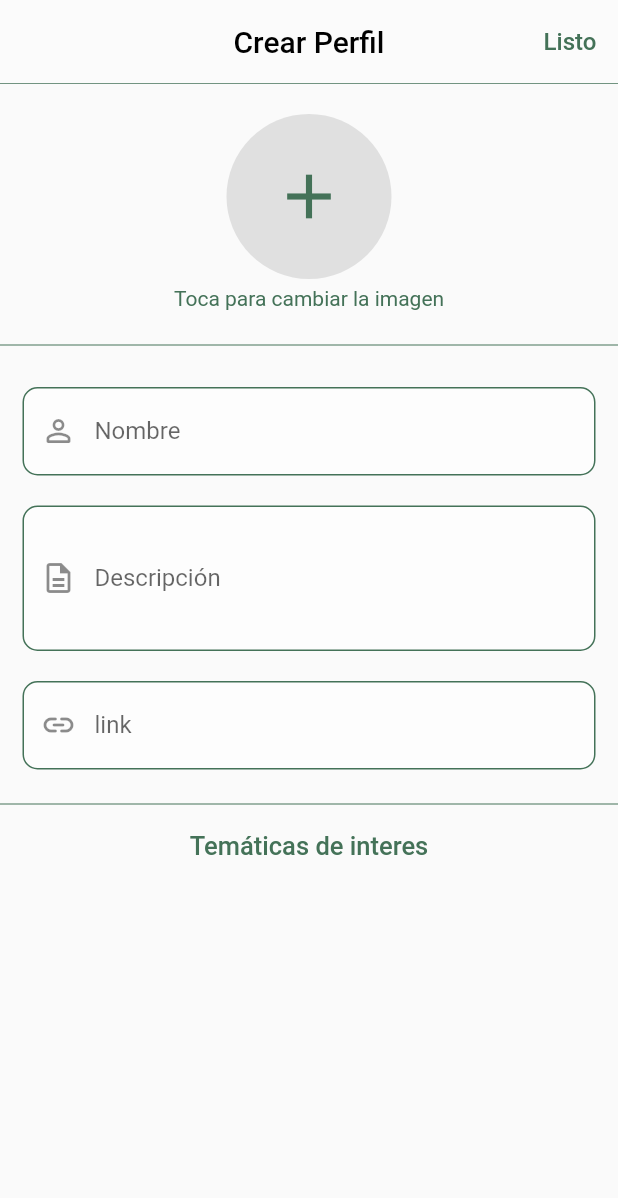
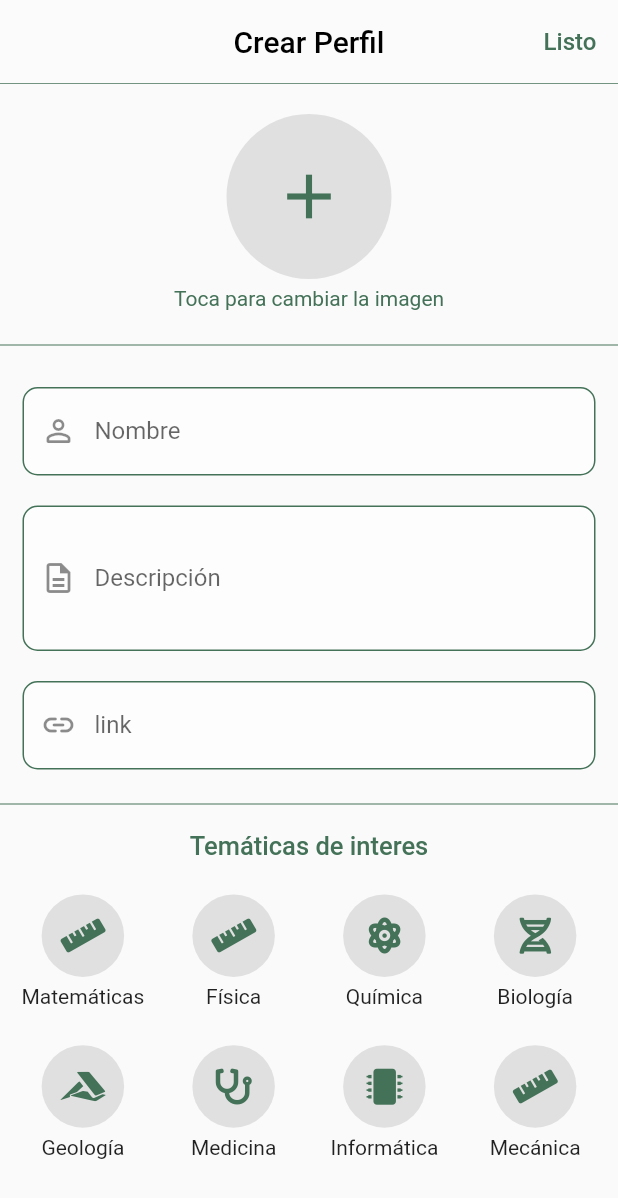
Before and after one commit to UNIZAR-30226-2022-09/front-end-movil, a Flutter app: the screen it shows after launch, on a phone screen of 412 x 824 dp. Shown: the top 1198 px of the screen. Run offline on Flutter 3.47's test engine with Material 2 defaults, Android fonts, the phone set to English and light mode, and no system bars; our stand-ins replace font_awesome_flutter.

```diff
--- a/alejandria/lib/models/tematica_model.dart
+++ b/alejandria/lib/models/tematica_model.dart
@@ -4,8 +4,9 @@ import 'package:font_awesome_flutter/font_awesome_flutter.dart';
 class Tematica {
   final IconData icon;
   final String name;
+  bool isSelected;
 
-  Tematica(this.icon, this.name);
+  Tematica(this.icon, this.name, {this.isSelected = false});
 
   static List<Tematica> tematicas = [
     Tematica(FontAwesomeIcons.ruler, 'Matemáticas'),
--- a/alejandria/lib/screens/edit_profile_screen.dart
+++ b/alejandria/lib/screens/edit_profile_screen.dart
@@ -38,6 +38,16 @@ class EditProfileScreen extends StatelessWidget {
                 Divider(color: AppTheme.primary),
                 SizedBox(
                   height: 10,
+                ),
+                Text(
+                  'Temáticas de interes',
+                  style: TextStyle(
+                      color: AppTheme.primary,
+                      fontSize: 17,
+                      fontWeight: FontWeight.w500),
+                ),
+                SizedBox(
+                  height: 15,
                 ),
                 _Tematicas(),
               ],
@@ -118,23 +128,36 @@ class _ProfileFormState extends State<_ProfileForm> {
   }
 }
 
-class _Tematicas extends StatelessWidget {
+class _Tematicas extends StatefulWidget {
   const _Tematicas({
     Key? key,
   }) : super(key: key);
 
   @override
+  State<_Tematicas> createState() => _TematicasState();
+}
+
+class _TematicasState extends State<_Tematicas> {
+  @override
   Widget build(BuildContext context) {
-    return Column(
-      children: [
-        Text(
-          'Temáticas de interes',
-          style: TextStyle(
-              color: AppTheme.primary,
-              fontSize: 17,
-              fontWeight: FontWeight.w500),
-        ),
-      ],
+    return Container(
+      padding: EdgeInsets.symmetric(horizontal: 10),
+      width: double.infinity,
+      height: 200,
+      child: GridView.builder(
+          shrinkWrap: true,
+          gridDelegate: SliverGridDelegateWithMaxCrossAxisExtent(
+            maxCrossAxisExtent: 100.0,
+            mainAxisSpacing: 10.0,
+            crossAxisSpacing: 10.0,
+          ),
+          itemCount: 10,
+          itemBuilder: (BuildContext context, int index) {
+            return tematicaWidget(
+                icon: Tematica.tematicas[index].icon,
+                name: Tematica.tematicas[index].name,
+                isSelected: Tematica.tematicas[index].isSelected);
+          }),
     );
   }
 }
--- /dev/null
+++ b/alejandria/lib/widgets/tematica.dart
@@ -0,0 +1,59 @@
+import 'package:alejandria/themes/app_theme.dart';
+import 'package:flutter/material.dart';
+
+class tematicaWidget extends StatefulWidget {
+  final IconData icon;
+  final String name;
+  bool isSelected;
+
+  tematicaWidget(
+      {Key? key,
+      required this.icon,
+      required this.name,
+      required this.isSelected})
+      : super(key: key);
+
+  @override
+  State<tematicaWidget> createState() =>
+      _tematicaWidgetState(icon, name, isSelected);
+}
+
+class _tematicaWidgetState extends State<tematicaWidget> {
+  final IconData icon;
+  final String name;
+  bool isSelected;
+  _tematicaWidgetState(this.icon, this.name, this.isSelected);
+  @override
+  Widget build(BuildContext context) {
+    return Container(
+      child: Column(
+        mainAxisAlignment: MainAxisAlignment.center,
+        children: [
+          GestureDetector(
+            onTap: () {
+              // print('${ categoria.name }');
+              isSelected = !isSelected;
+              setState(() {});
+            },
+            child: Container(
+              width: 55,
+              height: 55,
+              decoration: BoxDecoration(
+                  shape: BoxShape.circle,
+                  color: isSelected ? AppTheme.primary : Colors.grey[300],
+                  border: Border()),
+              child: Icon(
+                icon,
+                color: isSelected ? Colors.white : AppTheme.primary,
+              ),
+            ),
+          ),
+          SizedBox(
+            height: 5,
+          ),
+          Text(name, overflow: TextOverflow.ellipsis)
+        ],
+      ),
+    );
+  }
+}
--- a/alejandria/lib/widgets/widgets.dart
+++ b/alejandria/lib/widgets/widgets.dart
@@ -3,3 +3,4 @@ export 'package:alejandria/widgets/logo.dart';
 export 'package:alejandria/widgets/bottom_line_appbar.dart';
 export 'package:alejandria/widgets/custom_input_fields.dart';
 export 'package:alejandria/widgets/labels.dart';
+export 'package:alejandria/widgets/tematica.dart';
```
